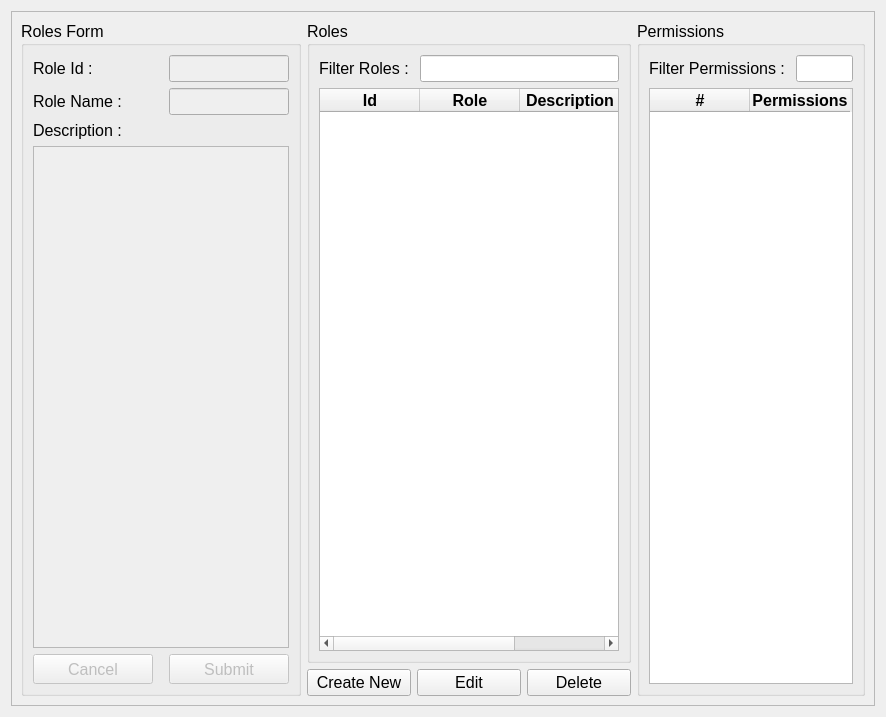
Qt form ui/role_permissions.ui (michael-halim/pos) before a commit.
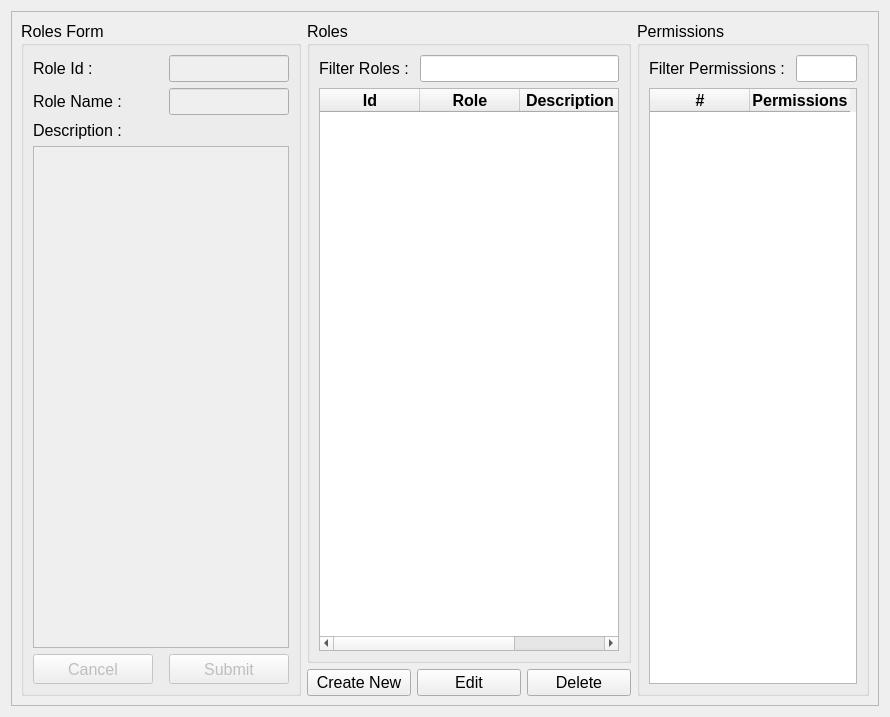
The same form after that commit.

Commit message: Patch#33: Add Permission Guard for Each Actions - Added Guard for Every Actions in POS - Remove Set Sorting Table True for Every init class to Improve Performance - Added New Permissions for Pending Transactions - Make the Data input Uppercase and Filter to Uppercase - Update seed.py

The edit to the form file:
```diff
--- a/ui/role_permissions.ui
+++ b/ui/role_permissions.ui
@@ -6,7 +6,7 @@
    <rect>
     <x>0</x>
     <y>0</y>
-    <width>886</width>
+    <width>890</width>
     <height>717</height>
    </rect>
   </property>
@@ -383,6 +383,9 @@
                  <height>16777215</height>
                 </size>
                </property>
+               <property name="sortingEnabled">
+                <bool>true</bool>
+               </property>
                <column>
                 <property name="text">
                  <string>#</string>
```
Left out of the diff: 3 changed lines with no effect on the pictures. The commit also changes 59 other files.
